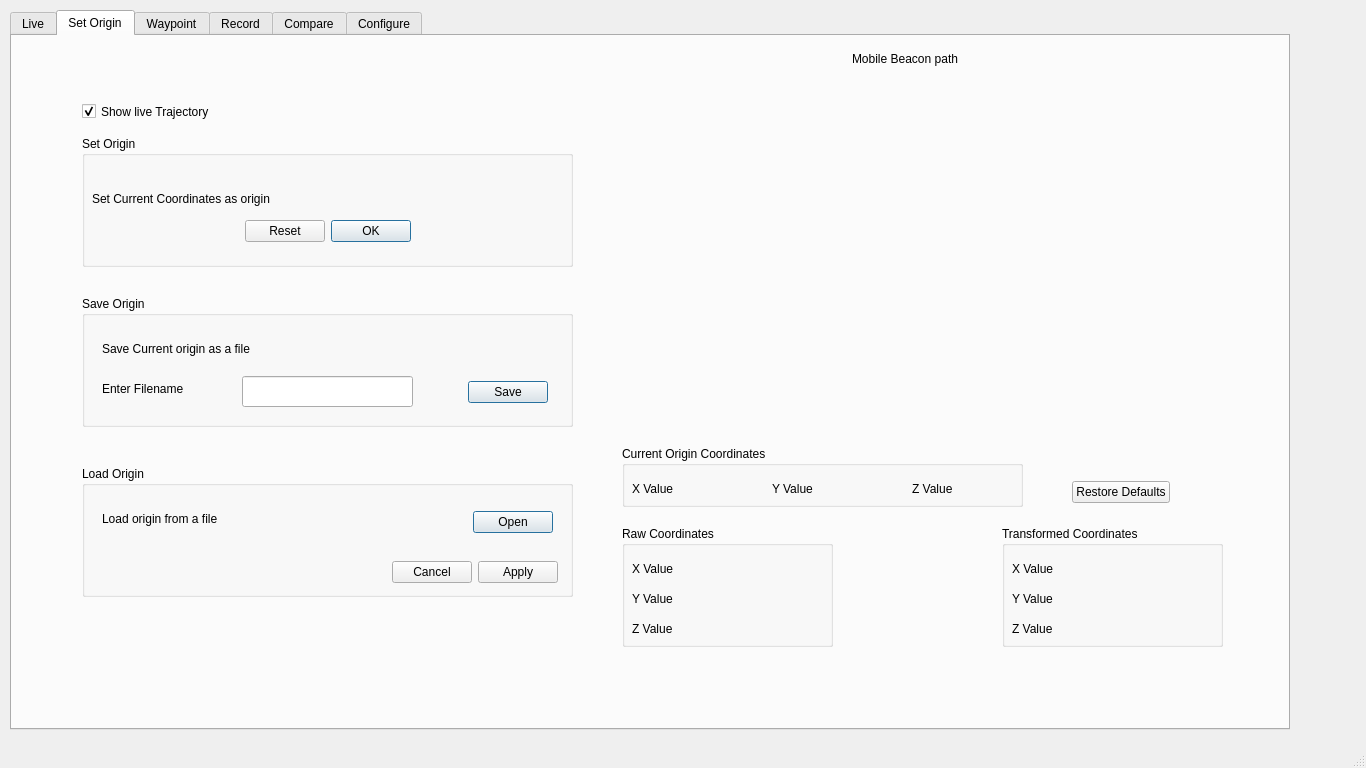
First picture: the form in src/GUI_Window.ui, repository Kabilan-T/GUI_for_Trajectory_Benchmarking_with_Indoor_GPS, before the edit.
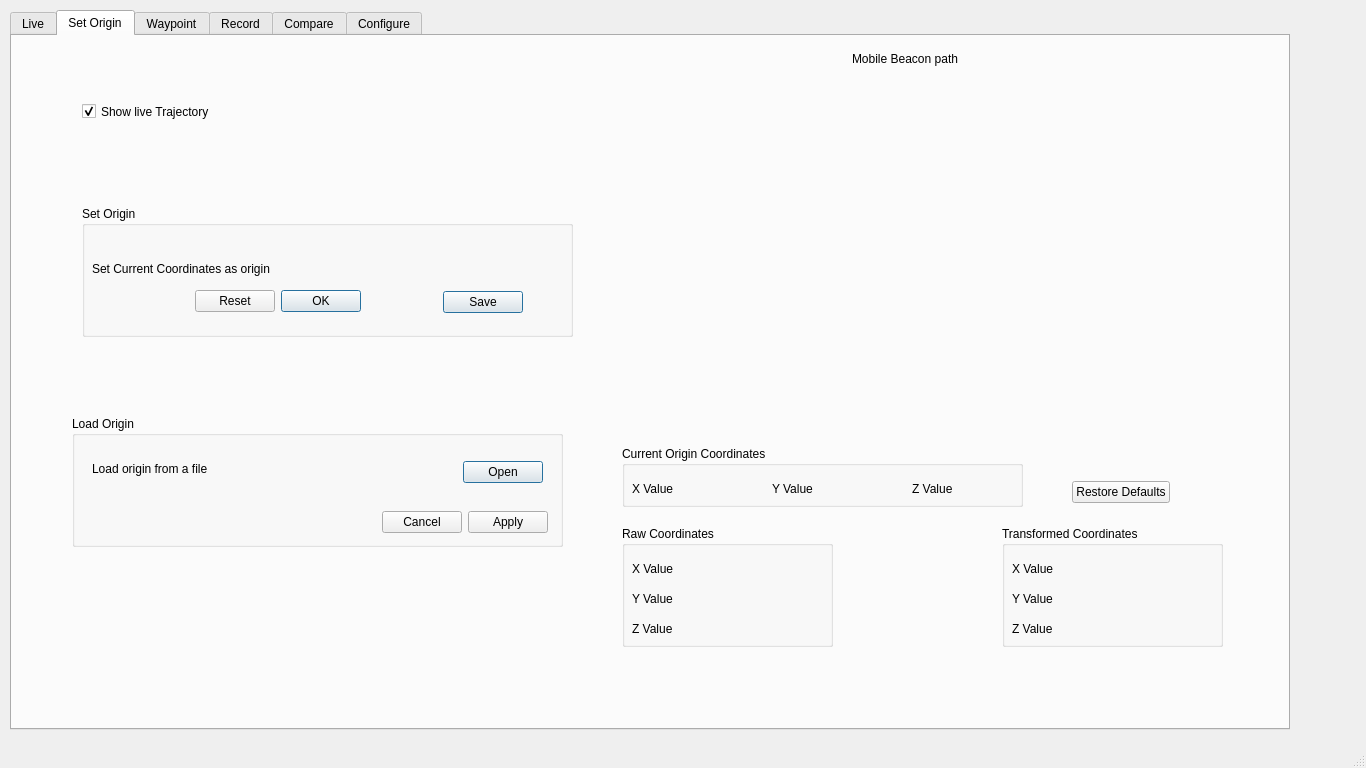
Second picture: the form after the edit.

Commit message: origin bar updated

Patch:
```diff
--- a/src/GUI_Window.ui
+++ b/src/GUI_Window.ui
@@ -413,7 +413,7 @@
       <property name="geometry">
        <rect>
         <x>70</x>
-        <y>100</y>
+        <y>170</y>
         <width>491</width>
         <height>131</height>
        </rect>
@@ -437,7 +437,7 @@
       <widget class="QDialogButtonBox" name="setorigin_setorigin_dialogbuttons">
        <property name="geometry">
         <rect>
-         <x>0</x>
+         <x>-50</x>
          <y>80</y>
          <width>491</width>
          <height>31</height>
@@ -453,46 +453,10 @@
         <bool>true</bool>
        </property>
       </widget>
-     </widget>
-     <widget class="QGroupBox" name="setorigin_saveorigin_groupBox">
-      <property name="geometry">
-       <rect>
-        <x>70</x>
-        <y>260</y>
-        <width>491</width>
-        <height>131</height>
-       </rect>
-      </property>
-      <property name="title">
-       <string>Save Origin</string>
-      </property>
-      <widget class="QLineEdit" name="setorigin_saveorigin_filename">
-       <property name="geometry">
-        <rect>
-         <x>160</x>
-         <y>80</y>
-         <width>171</width>
-         <height>31</height>
-        </rect>
-       </property>
-      </widget>
-      <widget class="QLabel" name="setorigin_label_filename">
-       <property name="geometry">
-        <rect>
-         <x>20</x>
-         <y>80</y>
-         <width>121</width>
-         <height>25</height>
-        </rect>
-       </property>
-       <property name="text">
-        <string>Enter Filename</string>
-       </property>
-      </widget>
       <widget class="QDialogButtonBox" name="setorigin_saveorigin_save_button">
        <property name="geometry">
         <rect>
-         <x>385</x>
+         <x>360</x>
          <y>80</y>
          <width>81</width>
          <height>33</height>
@@ -502,19 +466,6 @@
         <set>QDialogButtonBox::Save</set>
        </property>
       </widget>
-      <widget class="QLabel" name="setorigin_label_saveorigin">
-       <property name="geometry">
-        <rect>
-         <x>20</x>
-         <y>40</y>
-         <width>291</width>
-         <height>25</height>
-        </rect>
-       </property>
-       <property name="text">
-        <string>Save Current origin as a file</string>
-       </property>
-      </widget>
      </widget>
      <widget class="QCheckBox" name="setorigin_visualization_enable">
       <property name="geometry">
@@ -538,8 +489,8 @@
      <widget class="QGroupBox" name="setorigin_loadorigin_groupBox">
       <property name="geometry">
        <rect>
-        <x>70</x>
-        <y>430</y>
+        <x>60</x>
+        <y>380</y>
         <width>491</width>
         <height>131</height>
        </rect>
```
Left out of the diff: 2 changed lines with no effect on the pictures. The commit also changes 23 other files.
